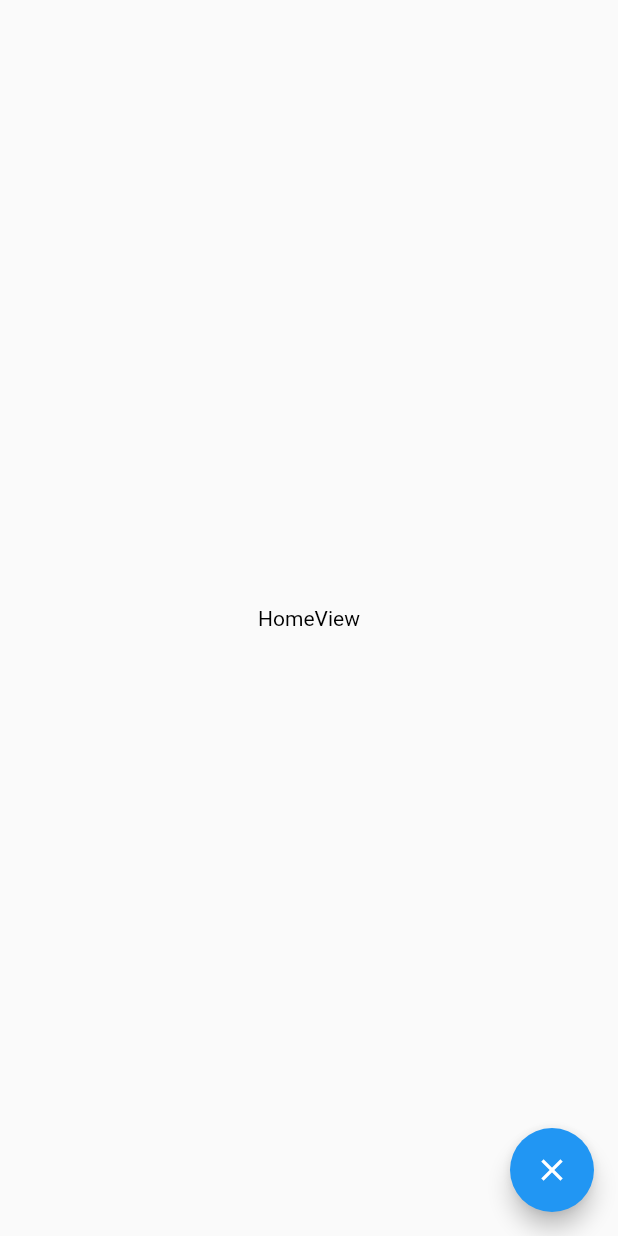
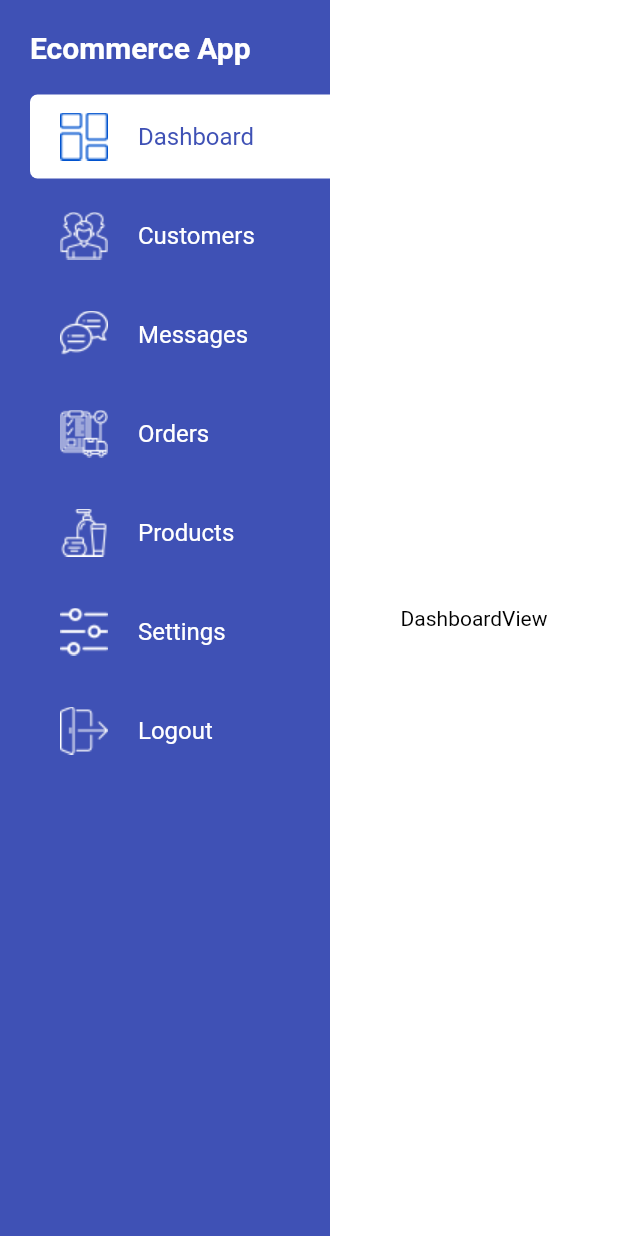
Before and after one commit to Mo-Meshrif/Ecommerce_Admin, a Flutter app: the screen it shows once a user with an empty profile is signed in, on a phone screen of 412 x 824 dp. Run offline on Flutter 3.47's test engine with Material 2 defaults, Android fonts, the light colour scheme and no system bars; our stand-ins replace cloud_firestore, firebase_auth, firebase_core, get, shared_preferences; accounts and stored records are empty.

Commit message:
add homeView and init it's subViews

```diff
--- /dev/null
+++ b/lib/const.dart
@@ -0,0 +1,46 @@
+import 'views/subViews/homeView/customersView.dart';
+import 'views/subViews/homeView/dashboardView.dart';
+import 'views/subViews/homeView/messagesView.dart';
+import 'views/subViews/homeView/ordersView.dart';
+import 'views/subViews/homeView/productsView.dart';
+import 'views/subViews/homeView/settingsView.dart';
+import 'package:flutter/material.dart';
+
+List<Map<String, String>> homeItems = [
+  {
+    'title': 'Dashboard',
+    'icon': 'assets/home/dashboard.png',
+  },
+  {
+    'title': 'Customers',
+    'icon': 'assets/home/customers.png',
+  },
+  {
+    'title': 'Messages',
+    'icon': 'assets/home/messages.png',
+  },
+  {
+    'title': 'Orders',
+    'icon': 'assets/home/orders.png',
+  },
+  {
+    'title': 'Products',
+    'icon': 'assets/home/products.png',
+  },
+  {
+    'title': 'Settings',
+    'icon': 'assets/home/settings.png',
+  },
+  {
+    'title': 'Logout',
+    'icon': 'assets/home/logout.png',
+  },
+];
+List<Widget> homeViews = [
+  DashboardView(),
+  CustomersView(),
+  MessagesView(),
+  OrdersView(),
+  ProductsView(),
+  SettingsView(),
+];
--- /dev/null
+++ b/lib/core/viewModel/homeViewModel.dart
@@ -0,0 +1,9 @@
+import 'package:get/get.dart';
+
+class HomeViewModel extends GetxController {
+  int currentItem = 0;
+  changeItemsIndex(val) {
+    currentItem = val;
+    update();
+  }
+}
--- a/lib/helper/binds.dart
+++ b/lib/helper/binds.dart
@@ -1,13 +1,13 @@
-import 'package:ecommerce_admin/helper/localStorageData.dart';
-
+import '/core/viewModel/homeViewModel.dart';
+import '/helper/localStorageData.dart';
 import '/core/viewModel/authViewModel.dart';
 import 'package:get/get.dart';
 
-class Binds extends Bindings{
+class Binds extends Bindings {
   @override
   void dependencies() {
     Get.lazyPut(() => AuthViewModel());
-    Get.lazyPut(() =>LocalStorageData());
+    Get.lazyPut(() => LocalStorageData());
+    Get.lazyPut(() => HomeViewModel());
   }
-
 }
--- a/lib/views/mainViews/homeView.dart
+++ b/lib/views/mainViews/homeView.dart
@@ -1,3 +1,5 @@
+import '../../const.dart';
+import '../../core/viewModel/homeViewModel.dart';
 import '../../core/viewModel/authViewModel.dart';
 import '../../widgets/customText.dart';
 import 'package:flutter/material.dart';
@@ -5,17 +7,95 @@ import 'package:get/get.dart';
 
 class HomeView extends StatelessWidget {
   @override
-  Widget build(BuildContext context) {
-    return Scaffold(
-      body: Center(
-        child: CustomText(
-          txt: 'HomeView',
+  Widget build(BuildContext context) => Scaffold(
+        body: GetBuilder<HomeViewModel>(
+          init: HomeViewModel(),
+          builder: (homeController) {
+            int index = homeController.currentItem;
+            return Row(
+              children: [
+                Container(
+                  color: Colors.indigo,
+                  width: 220,
+                  child: Column(
+                    crossAxisAlignment: CrossAxisAlignment.start,
+                    children: [
+                      Padding(
+                        padding: const EdgeInsets.all(20),
+                        child: CustomText(
+                          txt: 'Ecommerce App',
+                          txtColor: Colors.white,
+                          fSize: 20,
+                          fWeight: FontWeight.bold,
+                        ),
+                      ),
+                      Expanded(
+                          child: ListView.separated(
+                        itemCount: homeItems.length,
+                        padding: EdgeInsets.only(left: 20),
+                        itemBuilder: (context, i) {
+                          Color bodyColor = index == i && i != 6
+                              ? Colors.white
+                              : Colors.indigo;
+                          Color iconColor =
+                              index == i && i != 6 ? null : Colors.white;
+                          BorderRadiusGeometry borderR = index == i && i != 6
+                              ? BorderRadius.only(
+                                  topLeft: Radius.circular(5),
+                                  bottomLeft: Radius.circular(5))
+                              : null;
+                          Color contentColor = index == i && i != 6
+                              ? Colors.indigo
+                              : Colors.white;
+                          return GestureDetector(
+                            onTap: () {
+                              homeController.changeItemsIndex(i);
+                              if (i == 6) {
+                                Get.find<AuthViewModel>().logout();
+                              }
+                            },
+                            child: Container(
+                              decoration: BoxDecoration(
+                                color: bodyColor,
+                                borderRadius: borderR,
+                              ),
+                              child: ListTile(
+                                leading: Image.asset(
+                                  homeItems[i]['icon'],
+                                  color: iconColor,
+                                  width: 40,
+                                  height: 40,
+                                ),
+                                title: CustomText(
+                                  txt: homeItems[i]['title'],
+                                  txtColor: contentColor,
+                                ),
+                              ),
+                            ),
+                          );
+                        },
+                        separatorBuilder: (context, i) => SizedBox(
+                          height: 10,
+                        ),
+                      ))
+                    ],
+                  ),
+                ),
+                Expanded(
+                  child: Container(
+                    color: Colors.white,
+                    child: index != 6
+                        ? homeViews[index]
+                        : Center(
+                            child: CustomText(
+                              txt: 'Good bye !',
+                            ),
+                          ),
+                  ),
+                ),
+              ],
+            );
+          },
         ),
-      ),
-      floatingActionButton: FloatingActionButton(
-        onPressed: ()=>Get.find<AuthViewModel>().logout(),
-        child: Icon(Icons.close),
-      ),
-    );
-  }
+      );
 }
--- /dev/null
+++ b/lib/views/subViews/homeView/customersView.dart
@@ -0,0 +1,13 @@
+import '../../../widgets/customText.dart';
+import 'package:flutter/material.dart';
+
+class CustomersView extends StatelessWidget {
+  @override
+  Widget build(BuildContext context) {
+    return Center(
+      child: CustomText(
+        txt: 'CustomersView',
+      ),
+    );
+  }
+}
--- /dev/null
+++ b/lib/views/subViews/homeView/dashboardView.dart
@@ -0,0 +1,13 @@
+import '../../../widgets/customText.dart';
+import 'package:flutter/material.dart';
+
+class DashboardView extends StatelessWidget {
+  @override
+  Widget build(BuildContext context) {
+    return Center(
+      child: CustomText(
+        txt: 'DashboardView',
+      ),
+    );
+  }
+}
--- /dev/null
+++ b/lib/views/subViews/homeView/messagesView.dart
@@ -0,0 +1,13 @@
+import '../../../widgets/customText.dart';
+import 'package:flutter/material.dart';
+
+class MessagesView extends StatelessWidget {
+  @override
+  Widget build(BuildContext context) {
+    return Center(
+      child: CustomText(
+        txt: 'MessagesView',
+      ),
+    );
+  }
+}
--- /dev/null
+++ b/lib/views/subViews/homeView/ordersView.dart
@@ -0,0 +1,13 @@
+import '../../../widgets/customText.dart';
+import 'package:flutter/material.dart';
+
+class OrdersView extends StatelessWidget {
+  @override
+  Widget build(BuildContext context) {
+    return Center(
+      child: CustomText(
+        txt: 'OrdersView',
+      ),
+    );
+  }
+}
--- /dev/null
+++ b/lib/views/subViews/homeView/productsView.dart
@@ -0,0 +1,13 @@
+import '../../../widgets/customText.dart';
+import 'package:flutter/material.dart';
+
+class ProductsView extends StatelessWidget {
+  @override
+  Widget build(BuildContext context) {
+    return Center(
+      child: CustomText(
+        txt: 'ProductsView',
+      ),
+    );
+  }
+}
--- /dev/null
+++ b/lib/views/subViews/homeView/settingsView.dart
@@ -0,0 +1,13 @@
+import '../../../widgets/customText.dart';
+import 'package:flutter/material.dart';
+
+class SettingsView extends StatelessWidget {
+  @override
+  Widget build(BuildContext context) {
+    return Center(
+      child: CustomText(
+        txt: 'SettingsView',
+      ),
+    );
+  }
+}
--- a/pubspec.yaml
+++ b/pubspec.yaml
@@ -52,8 +52,8 @@ flutter:
   uses-material-design: true
 
   # To add assets to your application, add an assets section, like this:
-  # assets:
-  #   - images/a_dot_burr.jpeg
+  assets:
+    - assets/home/
   #   - images/a_dot_ham.jpeg
 
   # An image asset can refer to one or more resolution-specific "variants", see
```
Also changed, not shown: assets/home/customers.png (added), assets/home/dashboard.png (added), assets/home/logout.png (added), assets/home/messages.png (added), assets/home/orders.png (added), assets/home/products.png (added), assets/home/settings.png (added).
